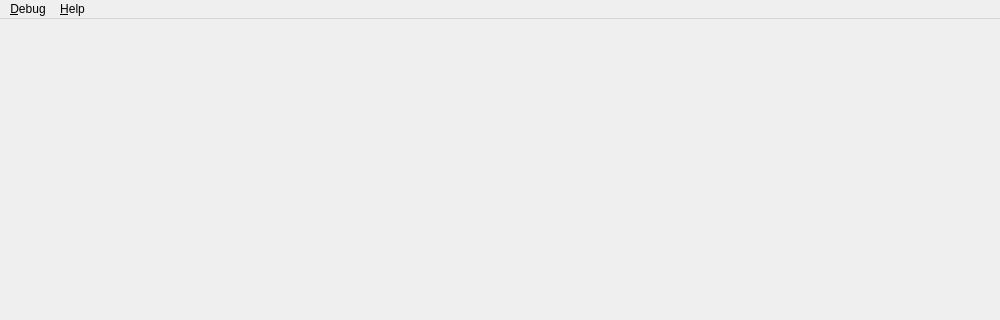
First picture: the form in Sources/GUI/MainWindow.ui, repository drunkfly/retrotoolkit, before the edit; both pictures show x 0 to 1000 and y 0 to 320 of the 1000 by 650 pixel window.
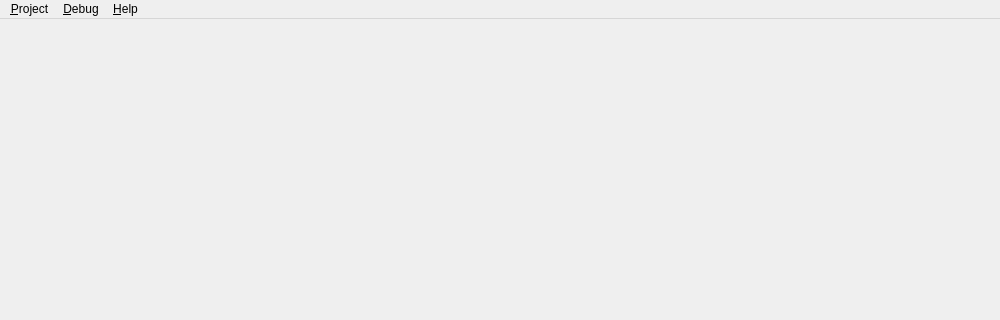
Second picture: the form after the edit.

Commit message: Implemented project creation/loading UI.

Patch:
```diff
--- a/Sources/GUI/MainWindow.ui
+++ b/Sources/GUI/MainWindow.ui
@@ -35,6 +35,18 @@
     </property>
     <addaction name="actionAbout"/>
    </widget>
+   <widget class="QMenu" name="menuProject">
+    <property name="title">
+     <string>&amp;Project</string>
+    </property>
+    <addaction name="actionNewProject"/>
+    <addaction name="actionOpenProject"/>
+    <addaction name="separator"/>
+    <addaction name="actionBuild"/>
+    <addaction name="separator"/>
+    <addaction name="actionExit"/>
+   </widget>
+   <addaction name="menuProject"/>
    <addaction name="menuDebug"/>
    <addaction name="menuHelp"/>
   </widget>
```
Left out of the diff: 35 changed lines with no effect on the pictures. The commit also changes 14 other files.
